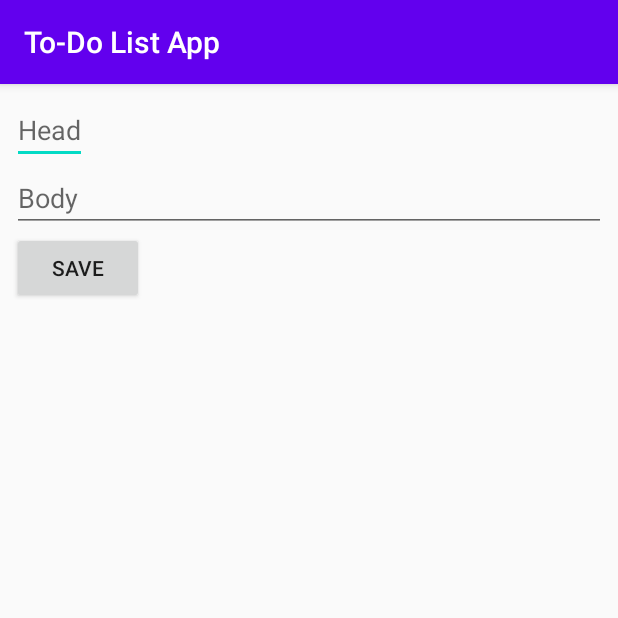
After one commit to alishechka/ToDoList, an Android app: the AddNoteActivity screen opened directly, with no data from a screen before it, on a phone screen of 412 x 824 dp, the top half of it. The commit adds this screen. Run offline under Robolectric (Android 15) with nearby library versions, the phone set to English and light mode, and no system bars.

Commit message:
db and xml

```diff
--- a/app/src/main/AndroidManifest.xml
+++ b/app/src/main/AndroidManifest.xml
@@ -9,7 +9,9 @@
         android:roundIcon="@mipmap/ic_launcher_round"
         android:supportsRtl="true"
         android:theme="@style/AppTheme">
-        <activity android:name=".MainActivity">
+        <activity android:name=".EditNoteActivity"></activity>
+        <activity android:name=".AddNoteActivity" />
+        <activity android:name=".DisplayNoteActivity">
             <intent-filter>
                 <action android:name="android.intent.action.MAIN" />
 
--- /dev/null
+++ b/app/src/main/java/com/example/todolist/AddNoteActivity.kt
@@ -0,0 +1,12 @@
+package com.example.todolist
+
+import androidx.appcompat.app.AppCompatActivity
+import android.os.Bundle
+
+class AddNoteActivity : AppCompatActivity() {
+
+    override fun onCreate(savedInstanceState: Bundle?) {
+        super.onCreate(savedInstanceState)
+        setContentView(R.layout.activity_add_note)
+    }
+}
--- a/app/src/main/java/com/example/todolist/MainActivity.kt
+++ b/app/src/main/java/com/example/todolist/DisplayNoteActivity.kt
@@ -3,7 +3,7 @@ package com.example.todolist
 import androidx.appcompat.app.AppCompatActivity
 import android.os.Bundle
 
-class MainActivity : AppCompatActivity() {
+class DisplayNoteActivity : AppCompatActivity() {
 
     override fun onCreate(savedInstanceState: Bundle?) {
         super.onCreate(savedInstanceState)
--- /dev/null
+++ b/app/src/main/res/layout/activity_add_note.xml
@@ -0,0 +1,33 @@
+<?xml version="1.0" encoding="utf-8"?>
+<LinearLayout xmlns:android="http://schemas.android.com/apk/res/android"
+    android:layout_width="match_parent"
+    android:layout_height="match_parent"
+    android:orientation="vertical"
+    android:padding="@dimen/padding8">
+
+    <EditText
+        android:id="@+id/tv_add_note_head"
+        android:layout_width="wrap_content"
+        android:layout_height="wrap_content"
+        android:hint="@string/note_head" />
+
+    <EditText
+        android:id="@+id/tv_note_add_body"
+        android:layout_width="match_parent"
+        android:layout_height="wrap_content"
+        android:hint="@string/note_body" />
+
+    <Button
+        android:id="@+id/btn_note_add_save"
+        android:layout_width="wrap_content"
+        android:layout_height="wrap_content"
+        android:text="@string/btn_save" />
+
+    <ProgressBar
+        android:id="@+id/pb_note_add"
+        android:layout_width="match_parent"
+        android:layout_height="wrap_content"
+        android:visibility="gone" />
+
+
+</LinearLayout>
--- a/app/src/main/res/values/strings.xml
+++ b/app/src/main/res/values/strings.xml
@@ -1,3 +1,11 @@
 <resources>
-    <string name="app_name">ToDoList</string>
+    <string name="app_name">To-Do List App</string>
+    <string name="note_head">Head</string>
+    <string name="note_body">Body</string>
+    <string name="btn_save">SAVE</string>
+    <string name="txt_btn_update">UPDATE</string>
+    <string name="txt_btn_delete">DELETE</string>
+    <string name="note1">Note 1</string>
+    <string name="note2">Note 2</string>
+    <string name="note3">Note 3</string>
 </resources>
```
Also changed, not shown: app/build.gradle (+28 -0 lines), app/src/main/java/com/example/todolist/EditNoteActivity.kt (added, +12 -0 lines), app/src/main/java/com/example/todolist/database/NoteDao.kt (added, +25 -0 lines), app/src/main/java/com/example/todolist/database/NoteDatabase.kt (added, +34 -0 lines), app/src/main/java/com/example/todolist/database/NoteEntity.kt (added, +14 -0 lines), app/src/main/res/drawable-v24/ic_subtitles_white_24dp.xml (added, +10 -0 lines), app/src/main/res/layout/activity_edit_note.xml (added, +53 -0 lines), app/src/main/res/layout/activity_main.xml (+28 -8 lines), app/src/main/res/values/dimens.xml (added, +8 -0 lines).
